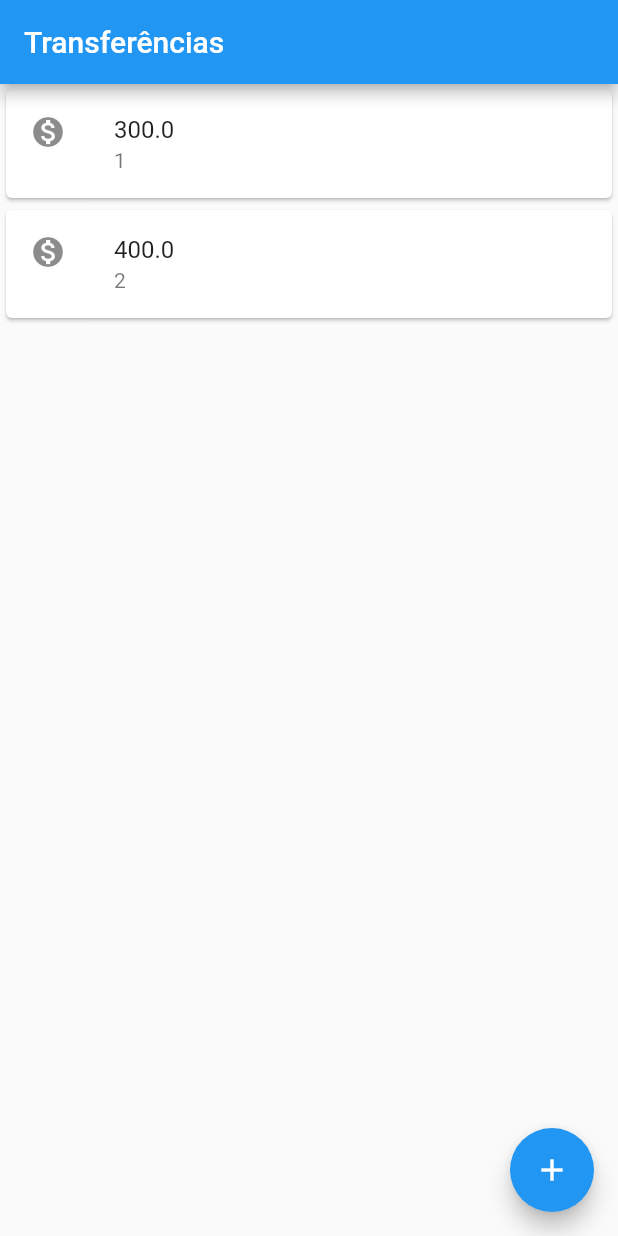
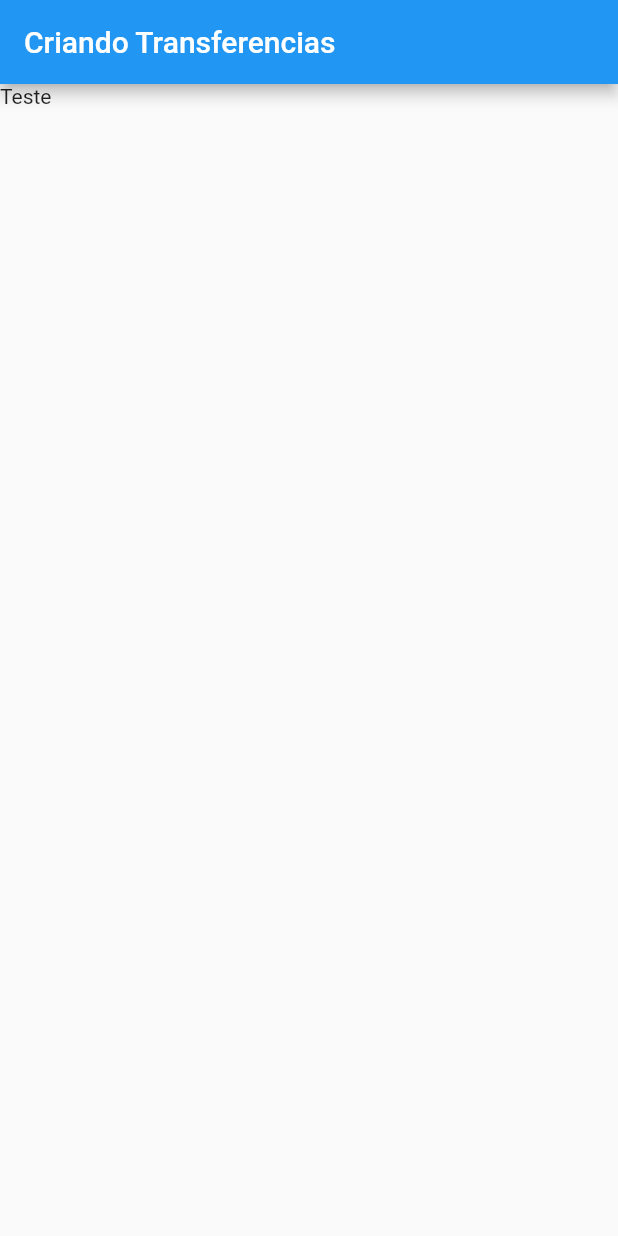
Before and after one commit to milenavms/byteBank, a Flutter app: the screen it shows after launch, on a phone screen of 412 x 824 dp. Run offline on Flutter 3.47's test engine with Material 2 defaults, Android fonts, the phone set to English and light mode, and no system bars.

Commit message:
Refatorando e criando a class FormularioTransferencia e ByteBanckApp

```diff
--- a/lib/main.dart
+++ b/lib/main.dart
@@ -2,31 +2,54 @@ import 'package:flutter/material.dart';
 
 void main() {
   runApp(
-    MaterialApp(
-      home: Scaffold(
-        appBar: AppBar(
-          title: Text('Transferências'),
-        ),
-        body: ListaTransferencia(),
-        floatingActionButton: FloatingActionButton(
-          onPressed: null,
-          child: Icon(Icons.add),
-        ),
-      ),
-    ),
+    ByteBanckApp(),
   );
 }
 
+//App
+class ByteBanckApp extends StatelessWidget {
+  @override
+  Widget build(BuildContext context) {
+    return MaterialApp(
+      home: Scaffold(
+        body: FormularioTransferencia(),
+      ),
+    );
+  }
+}
+
+//Tela de Formulário de transferencia
+class FormularioTransferencia extends StatelessWidget {
+  @override
+  Widget build(BuildContext context) {
+    return Scaffold(
+      appBar: AppBar(
+        title: Text('Criando Transferencias'),
+      ),
+      body: Text('Teste'),
+    );
+  }
+}
+
+//Tela Principal de Lista de Tranferencia.
 class ListaTransferencia extends StatelessWidget {
   @override
   Widget build(BuildContext context) {
-    return Column(
-      children: [
-        ItemTransferencia(Transferencia(300.0, 01)),
-        ItemTransferencia(Transferencia(400.0, 02)),
-      ],
+    return Scaffold(
+      appBar: AppBar(
+        title: Text('Transferências'),
+      ),
+      body: Column(
+        children: [
+          ItemTransferencia(Transferencia(300.0, 01)),
+          ItemTransferencia(Transferencia(400.0, 02)),
+        ],
+      ),
+      floatingActionButton: FloatingActionButton(
+        onPressed: null,
+        child: Icon(Icons.add),
+      ),
     );
-    //throw UnimplementedError();
   }
 }
 
```
